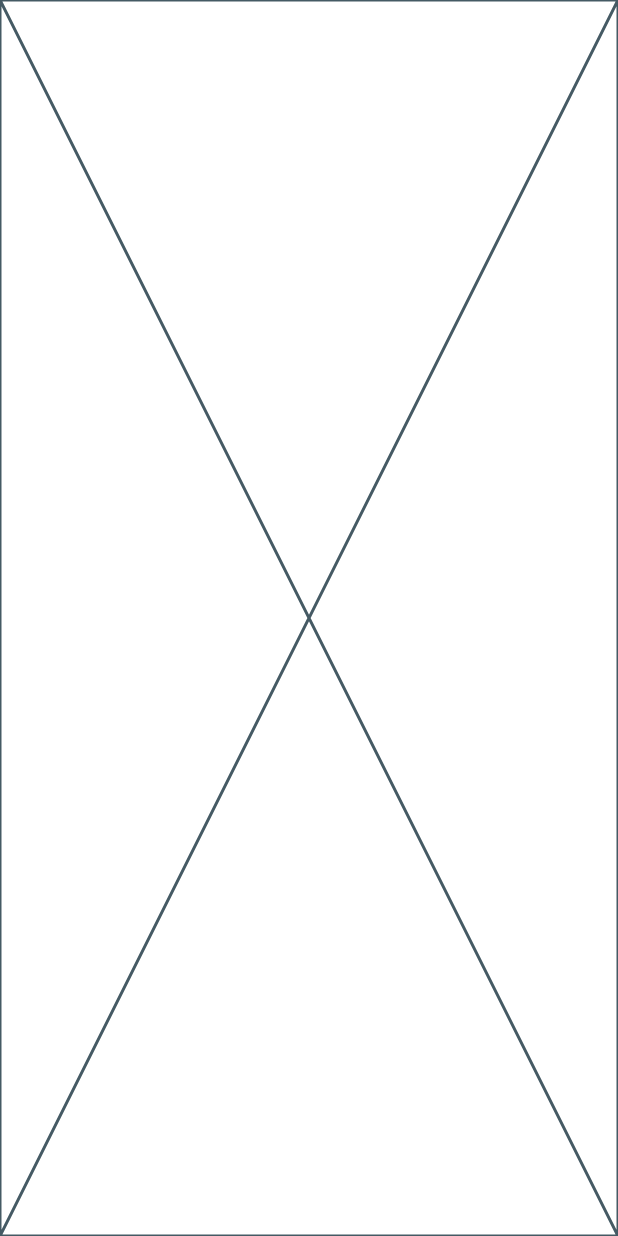
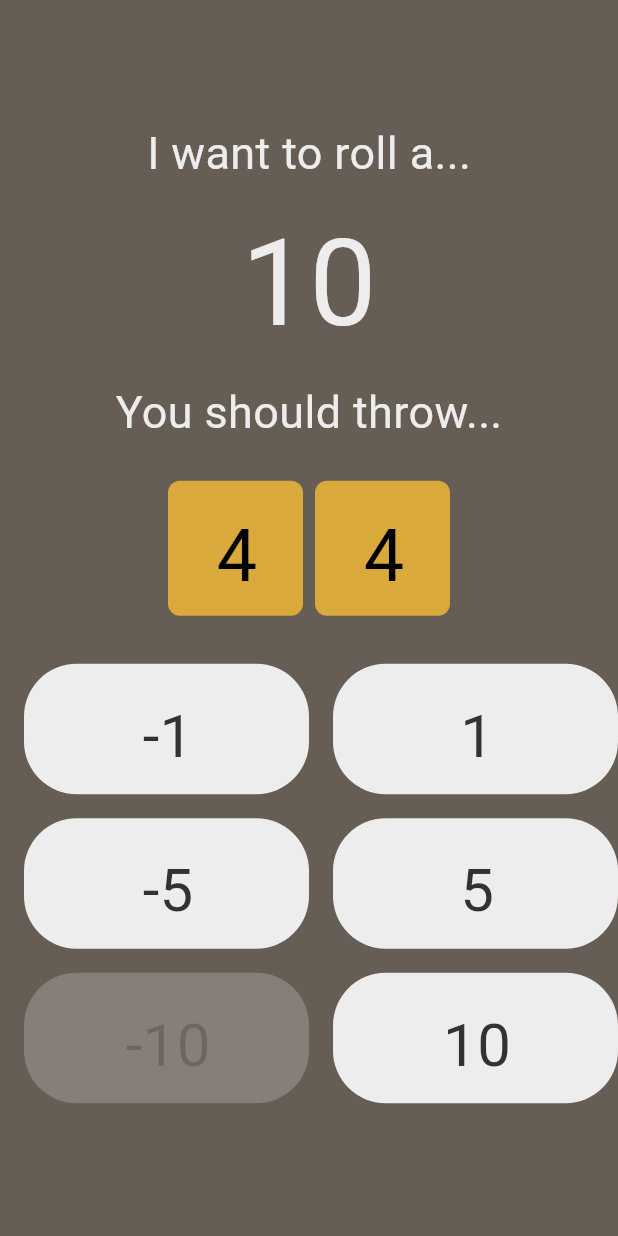
Before and after one commit to theartcher/Rodilo, a Flutter app: the screen it shows after launch, after a tap on "Calculate", on a phone screen of 412 x 824 dp. Run offline on Flutter 3.47's test engine with Material 3 defaults, Android fonts, the light colour scheme and no system bars; our stand-ins replace go_router, google_fonts; missing offline and left inert: go_transitions.

Commit message:
Add 'calculate' screen implementation

```diff
--- a/lib/global_variables.dart
+++ b/lib/global_variables.dart
@@ -1,5 +1,6 @@
 import 'package:flutter/material.dart';
 import 'package:go_router/go_router.dart';
+import 'package:go_transitions/go_transitions.dart';
 import 'package:google_fonts/google_fonts.dart';
 import 'package:rodilo/screens/calculate.dart';
 import 'package:rodilo/screens/estimate.dart';
@@ -53,6 +54,7 @@ final GoRouter router = GoRouter(
       routes: <RouteBase>[
         GoRoute(
           path: calculateRoute,
+          pageBuilder: GoTransitions.slide.toBottom.call,
           builder: (BuildContext context, GoRouterState state) {
             return const CalculateScreen();
           },
--- a/lib/main.dart
+++ b/lib/main.dart
@@ -1,4 +1,5 @@
 import 'package:flutter/material.dart';
+import 'package:go_transitions/go_transitions.dart';
 import 'package:rodilo/global_variables.dart';
 
 void main() {
@@ -10,6 +11,9 @@ class MainApp extends StatelessWidget {
 
   @override
   Widget build(BuildContext context) {
+    GoTransition.defaultCurve = Curves.easeOut;
+    GoTransition.defaultDuration = const Duration(milliseconds: 400);
+
     return MaterialApp.router(
       routerConfig: router,
       theme: theme,
--- a/lib/screens/calculate.dart
+++ b/lib/screens/calculate.dart
@@ -1,10 +1,146 @@
 import 'package:flutter/material.dart';
+import 'package:rodilo/global_variables.dart';
+import 'package:rodilo/stores/calculate_notifier.dart';
+import 'package:rodilo/widgets/calculate/desired_amount_button.dart';
+import 'package:rodilo/widgets/dice/dice.dart';
 
 class CalculateScreen extends StatelessWidget {
   const CalculateScreen({super.key});
 
   @override
   Widget build(BuildContext context) {
-    return const Placeholder();
+    final colorTheme = Theme.of(context).colorScheme;
+    final store = CalculateNotifier();
+
+    bool isButtonDisabled(int desiredChange) {
+      int newValue = store.desiredRoll + desiredChange;
+
+      if (newValue < minCardValue || newValue > maxCardValue) {
+        return true;
+      }
+
+      return false;
+    }
+
+    return GestureDetector(
+      behavior: HitTestBehavior.translucent,
+      onVerticalDragEnd: (details) {
+        final velocity = details.primaryVelocity ?? 0;
+
+        if (velocity < -100) {
+          Navigator.pop(context);
+        }
+      },
+      child: Scaffold(
+        backgroundColor: colorTheme.primary,
+        body: Center(
+          child: Column(
+            mainAxisAlignment: MainAxisAlignment.center,
+            spacing: 8,
+            children: [
+              Text(
+                "I want to roll a...",
+                style: TextStyle(
+                  fontSize: 30,
+                  color: colorTheme.onPrimary,
+                ),
+              ),
+              ListenableBuilder(
+                listenable: store,
+                builder: (context, child) {
+                  return Text(
+                    "${store.desiredRoll}",
+                    style: TextStyle(
+                      fontSize: 80,
+                      color: colorTheme.onPrimary,
+                    ),
+                  );
+                },
+              ),
+              Text(
+                "You should throw...",
+                style: TextStyle(
+                  fontSize: 30,
+                  color: colorTheme.onPrimary,
+                ),
+              ),
+              Padding(
+                padding: const EdgeInsets.symmetric(vertical: 16.0),
+                child: ListenableBuilder(
+                    listenable: store,
+                    builder: (context, child) {
+                      return Row(
+                        mainAxisAlignment: MainAxisAlignment.center,
+                        children: store.die
+                            .map(
+                              (diceType) => Padding(
+                                padding: const EdgeInsets.symmetric(
+                                  horizontal: 4.0,
+                                ),
+                                child: Dice(
+                                  diceType: diceType,
+                                ),
+                              ),
+                            )
+                            .toList(),
+                      );
+                    }),
+              ),
+              ListenableBuilder(
+                listenable: store,
+                builder: (context, child) {
+                  return Column(
+                    children: [
+                      Row(
+                        children: [
+                          DesiredAmountButton(
+                            onPress: () => store.decrement(1),
+                            amountToChange: -1,
+                            isDisabled: isButtonDisabled(-1),
+                          ),
+                          DesiredAmountButton(
+                            onPress: () => store.increment(1),
+                            amountToChange: 1,
+                            isDisabled: isButtonDisabled(1),
+                          )
+                        ],
+                      ),
+                      Row(
+                        children: [
+                          DesiredAmountButton(
+                            onPress: () => store.decrement(5),
+                            amountToChange: -5,
+                            isDisabled: isButtonDisabled(-5),
+                          ),
+                          DesiredAmountButton(
+                            onPress: () => store.increment(5),
+                            amountToChange: 5,
+                            isDisabled: isButtonDisabled(5),
+                          )
+                        ],
+                      ),
+                      Row(
+                        children: [
+                          DesiredAmountButton(
+                            onPress: () => store.decrement(10),
+                            amountToChange: -10,
+                            isDisabled: isButtonDisabled(-10),
+                          ),
+                          DesiredAmountButton(
+                            onPress: () => store.increment(10),
+                            amountToChange: 10,
+                            isDisabled: isButtonDisabled(10),
+                          )
+                        ],
+                      )
+                    ],
+                  );
+                },
+              )
+            ],
+          ),
+        ),
+      ),
+    );
   }
 }
--- a/lib/screens/home.dart
+++ b/lib/screens/home.dart
@@ -8,23 +8,24 @@ class HomeScreen extends StatelessWidget {
   @override
   Widget build(BuildContext context) {
     final colorTheme = Theme.of(context).colorScheme;
+    final fontSize = 40.0;
 
     return Scaffold(
       body: Center(
         child: Column(
           children: [
             Expanded(
-              child: Container(
-                color: colorTheme.primary,
-                child: GestureDetector(
-                  onTap: () => context.go(calculateRoute),
+              child: GestureDetector(
+                onTap: () => context.go(calculateRoute),
+                child: Container(
+                  color: colorTheme.primary,
                   child: Center(
                     child: Text(
                       'Calculate',
                       textAlign: TextAlign.center,
                       style: TextStyle(
                         color: colorTheme.onPrimary,
-                        fontSize: 40,
+                        fontSize: fontSize,
                       ),
                     ),
                   ),
@@ -32,17 +33,17 @@ class HomeScreen extends StatelessWidget {
               ),
             ),
             Expanded(
-              child: Container(
-                color: colorTheme.secondary,
-                child: GestureDetector(
-                  onTap: () => context.go(estimateRoute),
+              child: GestureDetector(
+                onTap: () => context.go(estimateRoute),
+                child: Container(
+                  color: colorTheme.secondary,
                   child: Center(
                     child: Text(
                       'Estimate',
                       textAlign: TextAlign.center,
                       style: TextStyle(
                         color: colorTheme.onSecondary,
-                        fontSize: 40,
+                        fontSize: fontSize,
                       ),
                     ),
                   ),
--- /dev/null
+++ b/lib/stores/calculate_notifier.dart
@@ -0,0 +1,40 @@
+import 'package:flutter/material.dart';
+import 'package:rodilo/classes/dice_type.dart';
+import 'package:rodilo/global_variables.dart';
+import 'package:rodilo/utils/dice_utils.dart';
+
+class CalculateNotifier extends ChangeNotifier {
+  late List<DiceType> _die;
+  List<DiceType> get die => _die;
+
+  int _desiredRoll = 10;
+  int get desiredRoll => _desiredRoll;
+
+  CalculateNotifier() {
+    _die = DiceUtility.calculateDiceForResult(_desiredRoll);
+  }
+
+  void increment(int amountToAdd) {
+    int expectedTotal = _desiredRoll + amountToAdd;
+
+    if (expectedTotal > maxCardValue) {
+      return;
+    }
+
+    _desiredRoll += amountToAdd;
+    _die = DiceUtility.calculateDiceForResult(_desiredRoll);
+    notifyListeners();
+  }
+
+  void decrement(int amountToRemove) {
+    int expectedTotal = _desiredRoll - amountToRemove;
+
+    if (expectedTotal < minCardValue) {
+      return;
+    }
+
+    _desiredRoll -= amountToRemove;
+    _die = DiceUtility.calculateDiceForResult(_desiredRoll);
+    notifyListeners();
+  }
+}
--- /dev/null
+++ b/lib/widgets/calculate/desired_amount_button.dart
@@ -0,0 +1,65 @@
+import 'package:flutter/material.dart';
+
+class DesiredAmountButton extends StatelessWidget {
+  final VoidCallback onPress;
+  final int amountToChange;
+  final bool isDisabled;
+
+  const DesiredAmountButton({
+    super.key,
+    required this.onPress,
+    required this.amountToChange,
+    required this.isDisabled,
+  });
+
+  @override
+  Widget build(BuildContext context) {
+    final colorTheme = Theme.of(context).colorScheme;
+
+    final backgroundColor = isDisabled
+        ? colorTheme.onPrimary.withValues(alpha: 0.4)
+        : colorTheme.onPrimary;
+
+    final textColor = isDisabled
+        ? colorTheme.onSecondary.withValues(alpha: 0.4)
+        : colorTheme.onSecondary;
+
+    return Expanded(
+      child: AnimatedOpacity(
+        duration: const Duration(milliseconds: 200),
+        opacity: isDisabled ? 0.6 : 1.0,
+        child: Padding(
+          padding: const EdgeInsets.fromLTRB(16, 8, 0, 8),
+          child: Material(
+            color: backgroundColor,
+            borderRadius: BorderRadius.circular(35),
+            child: InkWell(
+              onTap: isDisabled ? null : onPress,
+              borderRadius: BorderRadius.circular(35),
+              splashColor: colorTheme.onSecondary.withValues(alpha: 0.3),
+              highlightColor: colorTheme.onSecondary.withValues(alpha: 0.1),
+              child: Container(
+                padding: const EdgeInsets.symmetric(
+                  horizontal: 30.0,
+                  vertical: 15,
+                ),
+                child: Center(
+                  child: Transform.translate(
+                    offset: const Offset(1, 5),
+                    child: Text(
+                      "$amountToChange",
+                      style: TextStyle(
+                        color: textColor,
+                        fontSize: 40,
+                      ),
+                    ),
+                  ),
+                ),
+              ),
+            ),
+          ),
+        ),
+      ),
+    );
+  }
+}
--- /dev/null
+++ b/lib/widgets/dice/dice.dart
@@ -0,0 +1,82 @@
+import 'package:flutter/material.dart';
+import 'package:rodilo/classes/dice_type.dart';
+import 'package:rodilo/global_variables.dart';
+
+class Dice extends StatelessWidget {
+  final DiceType diceType;
+  final bool disabled;
+  final VoidCallback? onPress;
+
+  const Dice({
+    super.key,
+    required this.diceType,
+    this.disabled = false,
+    this.onPress,
+  });
+
+  Color _getDiceColor() {
+    switch (diceType) {
+      case DiceType.low:
+        return blueDiceColor;
+      case DiceType.middle:
+        return yellowDiceColor;
+      case DiceType.high:
+        return redDiceColor;
+    }
+  }
+
+  Color _getOnDiceColor() {
+    switch (diceType) {
+      case DiceType.low:
+        return onBlueDiceColor;
+      case DiceType.middle:
+        return onYellowDiceColor;
+      case DiceType.high:
+        return onRedDiceColor;
+    }
+  }
+
+  int _getNumber() {
+    switch (diceType) {
+      case DiceType.low:
+        return DiceType.low.lowValue;
+      case DiceType.middle:
+        return DiceType.middle.lowValue;
+      case DiceType.high:
+        return DiceType.high.lowValue;
+    }
+  }
+
+  @override
+  Widget build(BuildContext context) {
+    final opacity = disabled ? 0.5 : 1.0;
+    final diceWidthAndHeight = 90.0;
+
+    return GestureDetector(
+      onTap: disabled ? null : onPress,
+      child: Opacity(
+        opacity: opacity,
+        child: Container(
+          width: diceWidthAndHeight,
+          height: diceWidthAndHeight,
+          decoration: BoxDecoration(
+            color: _getDiceColor(),
+            borderRadius: BorderRadius.circular(8),
+          ),
+          child: Center(
+            child: Transform.translate(
+              offset: const Offset(1, 5),
+              child: Text(
+                '${_getNumber()}',
+                style: TextStyle(
+                  color: _getOnDiceColor(),
+                  fontSize: 48,
+                ),
+              ),
+            ),
+          ),
+        ),
+      ),
+    );
+  }
+}
--- a/pubspec.yaml
+++ b/pubspec.yaml
@@ -10,6 +10,7 @@ dependencies:
   flutter:
     sdk: flutter
   go_router: ^17.0.0
+  go_transitions: ^0.8.3
   google_fonts: ^6.3.2
 
 dev_dependencies:
```
Also changed, not shown: pubspec.lock.
